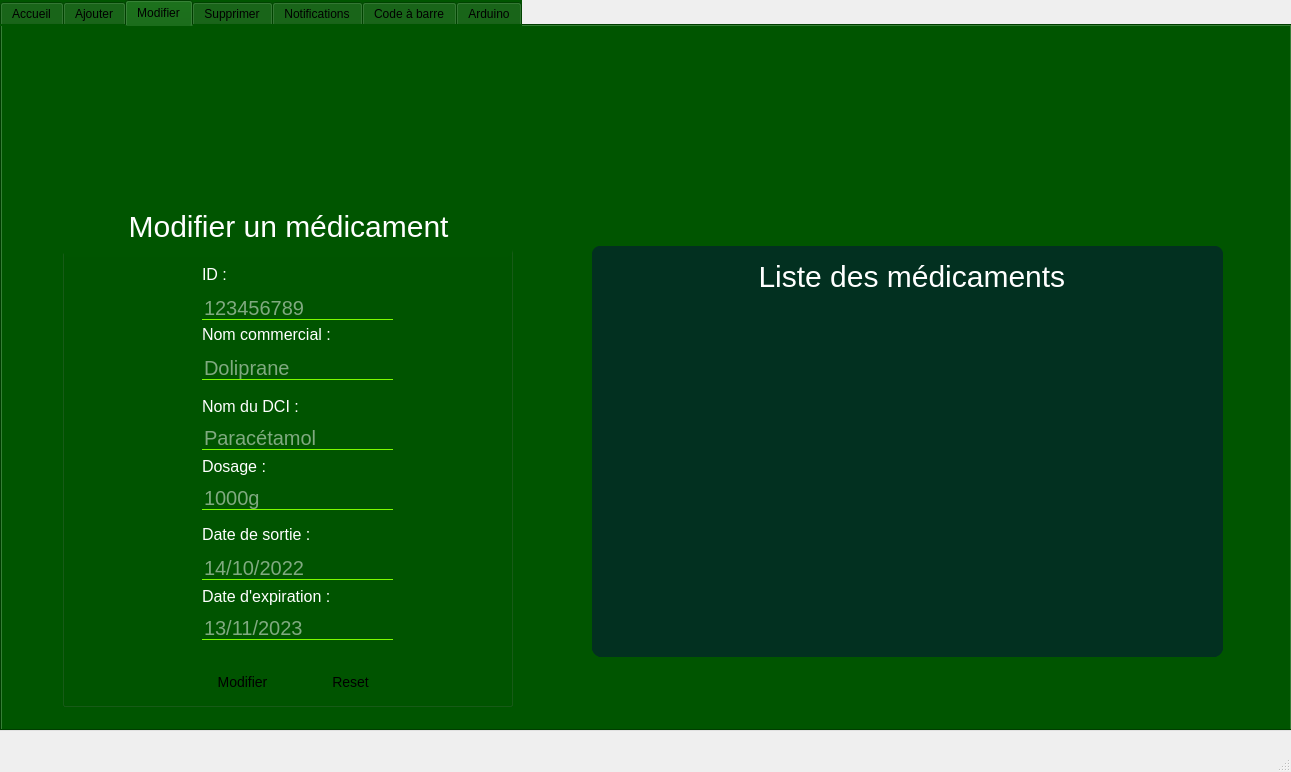
The window that mainwindow.ui (Hamoda73/Projet_Smart_rdi_center) describes before a commit, drawn with Qt 5.
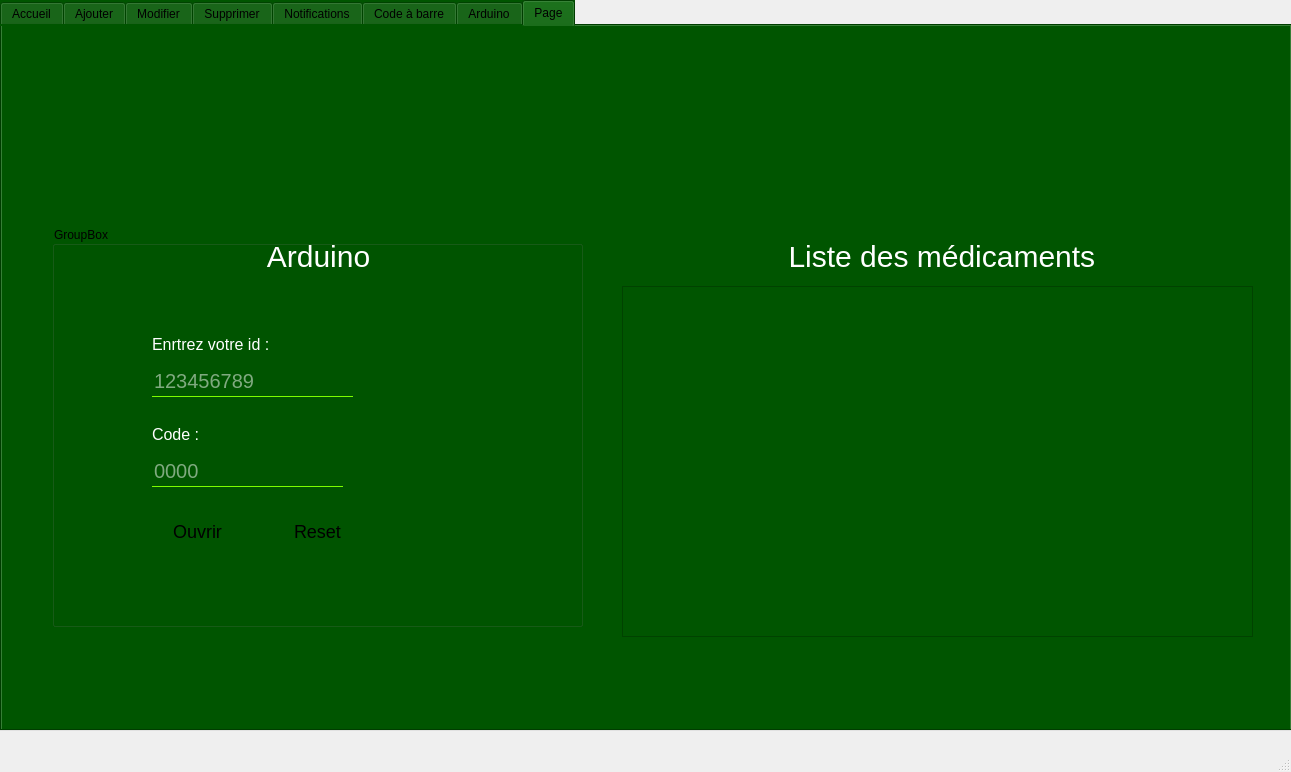
The same window after the commit. Icons and pictures are not drawn.

What changed in the file:
```diff
--- a/mainwindow.ui
+++ b/mainwindow.ui
@@ -37,7 +37,7 @@
 </string>
     </property>
     <property name="currentIndex">
-     <number>2</number>
+     <number>7</number>
     </property>
     <property name="usesScrollButtons">
      <bool>true</bool>
@@ -2449,6 +2449,238 @@
       </property>
      </widget>
     </widget>
+    <widget class="QWidget" name="tab_7">
+     <attribute name="title">
+      <string>Page</string>
+     </attribute>
+     <widget class="QLabel" name="label_50">
+      <property name="geometry">
+       <rect>
+        <x>620</x>
+        <y>200</y>
+        <width>631</width>
+        <height>61</height>
+       </rect>
+      </property>
+      <property name="styleSheet">
+       <string notr="true">background-image:url(c:/Users/Mahmoud/Desktop/ME/meds/images/background3.png);
+font: 700 15pt &quot;8514oem&quot;;
+color: rgb(255, 255, 255);
+font-size:30px;
+border-radius:8px;</string>
+      </property>
+      <property name="text">
+       <string>                    Liste des médicaments</string>
+      </property>
+     </widget>
+     <widget class="QGroupBox" name="groupBox_10">
+      <property name="geometry">
+       <rect>
+        <x>50</x>
+        <y>200</y>
+        <width>531</width>
+        <height>401</height>
+       </rect>
+      </property>
+      <property name="styleSheet">
+       <string notr="true">background:transparent;</string>
+      </property>
+      <property name="title">
+       <string>GroupBox</string>
+      </property>
+      <widget class="QLineEdit" name="code_arduino_2">
+       <property name="geometry">
+        <rect>
+         <x>100</x>
+         <y>230</y>
+         <width>191</width>
+         <height>31</height>
+        </rect>
+       </property>
+       <property name="styleSheet">
+        <string notr="true">background-color: rgb(255, 255, 255);
+background-image:url(c:/Users/Mahmoud/Desktop/background.png);
+background:transparent;
+border:none;
+border-bottom:1px solid #7CFC00;
+font-size:20px;
+color:white;
+</string>
+       </property>
+       <property name="inputMask">
+        <string/>
+       </property>
+       <property name="text">
+        <string/>
+       </property>
+       <property name="readOnly">
+        <bool>false</bool>
+       </property>
+       <property name="placeholderText">
+        <string>0000</string>
+       </property>
+      </widget>
+      <widget class="QLabel" name="label_46">
+       <property name="geometry">
+        <rect>
+         <x>100</x>
+         <y>200</y>
+         <width>171</width>
+         <height>16</height>
+        </rect>
+       </property>
+       <property name="styleSheet">
+        <string notr="true">background-image:url(c:/Users/Mahmoud/Desktop/background2.png);
+color: rgb(255, 255, 255);
+background:transparent;
+font-size:16px;</string>
+       </property>
+       <property name="text">
+        <string>Code :</string>
+       </property>
+      </widget>
+      <widget class="QPushButton" name="pushButton_12">
+       <property name="geometry">
+        <rect>
+         <x>100</x>
+         <y>290</y>
+         <width>91</width>
+         <height>31</height>
+        </rect>
+       </property>
+       <property name="styleSheet">
+        <string notr="true">QPushButton
+{
+color:rgb(0,0,0);
+background-image:url(c:/Users/Mahmoud/Desktop/ME/meds/images/background.png);
+border-radius:10px;
+font-size:18px;
+}
+QPushButton:hover
+{
+color:rgb(255,255,255);
+background-image:url(c:/Users/Mahmoud/Desktop/background2.png);
+border-radius:10px;
+background:#3CB043;
+}</string>
+       </property>
+       <property name="text">
+        <string>Ouvrir</string>
+       </property>
+      </widget>
+      <widget class="QLineEdit" name="arduino_id_2">
+       <property name="geometry">
+        <rect>
+         <x>100</x>
+         <y>140</y>
+         <width>201</width>
+         <height>31</height>
+        </rect>
+       </property>
+       <property name="styleSheet">
+        <string notr="true">background-color: rgb(255, 255, 255);
+background-image:url(c:/Users/Mahmoud/Desktop/background.png);
+background:transparent;
+border:none;
+border-bottom:1px solid #7CFC00;
+font-size:20px;
+color:white;
+</string>
+       </property>
+       <property name="inputMask">
+        <string/>
+       </property>
+       <property name="readOnly">
+        <bool>false</bool>
+       </property>
+       <property name="placeholderText">
+        <string>123456789</string>
+       </property>
+      </widget>
+      <widget class="QLabel" name="label_47">
+       <property name="geometry">
+        <rect>
+         <x>100</x>
+         <y>110</y>
+         <width>171</width>
+         <height>16</height>
+        </rect>
+       </property>
+       <property name="styleSheet">
+        <string notr="true">background-image:url(c:/Users/Mahmoud/Desktop/background2.png);
+color: rgb(255, 255, 255);
+background:transparent;
+font-size:16px;</string>
+       </property>
+       <property name="text">
+        <string>Enrtrez votre id :</string>
+       </property>
+      </widget>
+      <widget class="QPushButton" name="pushButton_13">
+       <property name="geometry">
+        <rect>
+         <x>220</x>
+         <y>290</y>
+         <width>91</width>
+         <height>31</height>
+        </rect>
+       </property>
+       <property name="styleSheet">
+        <string notr="true">QPushButton
+{
+color:rgb(0,0,0);
+background-image:url(c:/Users/Mahmoud/Desktop/ME/meds/images/background.png);
+border-radius:10px;
+font-size:18px;
+}
+QPushButton:hover
+{
+color:rgb(255,255,255);
+background-image:url(c:/Users/Mahmoud/Desktop/background2.png);
+border-radius:10px;
+background:#3CB043;
+}</string>
+       </property>
+       <property name="text">
+        <string>Reset</string>
+       </property>
+      </widget>
+      <widget class="QLabel" name="label_49">
+       <property name="geometry">
+        <rect>
+         <x>0</x>
+         <y>0</y>
+         <width>531</width>
+         <height>61</height>
+        </rect>
+       </property>
+       <property name="styleSheet">
+        <string notr="true">background-image:url(c:/Users/Mahmoud/Desktop/ME/meds/images/background3.png);
+font: 700 15pt &quot;8514oem&quot;;
+color: rgb(255, 255, 255);
+font-size:30px;
+border-radius:8px;</string>
+       </property>
+       <property name="text">
+        <string>                          Arduino</string>
+       </property>
+      </widget>
+     </widget>
+     <widget class="QTableView" name="tab_arduino_2">
+      <property name="geometry">
+       <rect>
+        <x>620</x>
+        <y>260</y>
+        <width>631</width>
+        <height>351</height>
+       </rect>
+      </property>
+      <property name="styleSheet">
+       <string notr="true">background-image:url(c:/Users/Mahmoud/Desktop/ME/meds/images/background.png);
+font-size:15px;</string>
+      </property>
+     </widget>
+    </widget>
    </widget>
   </widget>
   <widget class="QMenuBar" name="menubar">
```
Left out of the diff: 68 changed lines with no effect on the pictures.
